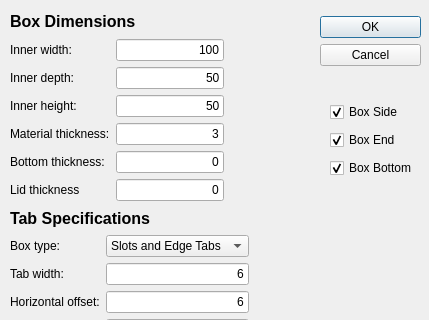
Qt form LaserCutBox/Macro_LaserCutBox.ui (gharley/FreeCAD_Macros) before a commit; both pictures show x 0 to 429 and y 0 to 320 of the 429 by 467 pixel window.
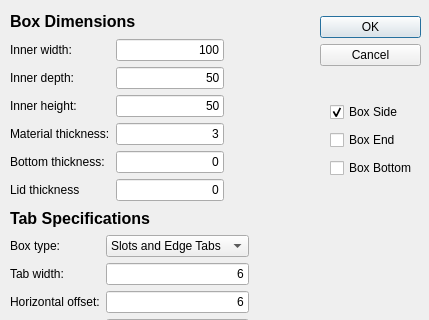
The same form after that commit.

Commit message: reworking basic box

Patch:
```diff
--- a/LaserCutBox/Macro_LaserCutBox.ui
+++ b/LaserCutBox/Macro_LaserCutBox.ui
@@ -37,7 +37,7 @@
     <rect>
      <x>10</x>
      <y>10</y>
-     <width>321</width>
+     <width>281</width>
      <height>444</height>
     </rect>
    </property>
@@ -577,7 +577,7 @@
        <string>Box End</string>
       </property>
       <property name="checked">
-       <bool>true</bool>
+       <bool>false</bool>
       </property>
      </widget>
     </item>
@@ -590,7 +590,7 @@
        <string>Box Bottom</string>
       </property>
       <property name="checked">
-       <bool>true</bool>
+       <bool>false</bool>
       </property>
      </widget>
     </item>
```
Left out of the diff: 6 changed lines with no effect on the pictures. The commit also changes 1 other file.
